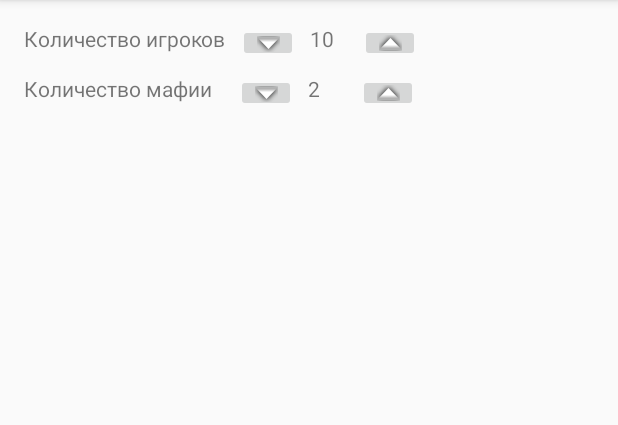
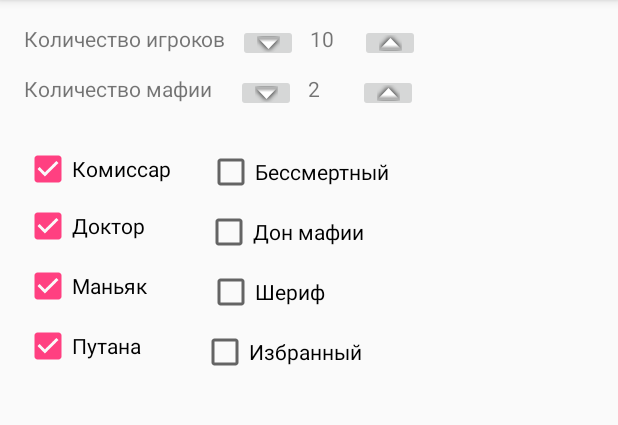
Before and after one commit to vitaliyKashuba/MafiaMaster, an Android app: the screen it shows after launch (MainActivity), on a phone screen of 412 x 824 dp, the part 84-509 px from its top. Run offline under Robolectric (Android 15) with nearby library versions, the phone set to English and light mode, and no system bars.

Commit message:
add active roles checkboxes

```diff
--- a/app/src/main/res/layout/activity_main.xml
+++ b/app/src/main/res/layout/activity_main.xml
@@ -74,10 +74,10 @@
         android:layout_height="25dp"
         android:id="@+id/mafiaCount"
         android:layout_width="25dp"
+        android:layout_marginTop="8dp"
+        app:layout_constraintTop_toBottomOf="@+id/playersCount"
         android:layout_marginStart="8dp"
-        app:layout_constraintLeft_toRightOf="@+id/buttonLessMafia"
-        app:layout_constraintTop_toBottomOf="@+id/playersCount"
-        android:layout_marginTop="8dp" />
+        app:layout_constraintLeft_toRightOf="@+id/buttonLessMafia" />
 
     <ImageButton
         android:layout_height="25dp"
@@ -90,5 +90,87 @@
         app:layout_constraintTop_toBottomOf="@+id/buttonMorePlayers"
         android:layout_marginTop="8dp" />
 
+    <CheckBox
+        android:text="Комиссар"
+        android:layout_width="wrap_content"
+        android:layout_height="28dp"
+        tools:layout_editor_absoluteX="0dp"
+        android:id="@+id/checkBoxComissar"
+        android:duplicateParentState="false"
+        android:lineSpacingExtra="8sp"
+        android:layout_marginTop="24dp"
+        app:layout_constraintTop_toBottomOf="@+id/textView6"
+        android:checked="true" />
+
+    <CheckBox
+        android:text="Шериф"
+        android:layout_width="wrap_content"
+        android:layout_height="wrap_content"
+        android:id="@+id/checkBoxSheriff"
+        app:layout_constraintTop_toBottomOf="@+id/checkBoxDon"
+        android:layout_marginTop="8dp"
+        android:layout_marginStart="40dp"
+        app:layout_constraintLeft_toRightOf="@+id/checkBoxManiac" />
+
+    <CheckBox
+        android:text="Доктор"
+        android:layout_width="wrap_content"
+        android:layout_height="wrap_content"
+        tools:layout_editor_absoluteX="0dp"
+        android:id="@+id/checkBoxDoctor"
+        android:checked="true"
+        android:layout_marginTop="8dp"
+        app:layout_constraintTop_toBottomOf="@+id/checkBoxComissar" />
+
+    <CheckBox
+        android:text="Маньяк"
+        android:layout_width="wrap_content"
+        android:layout_height="wrap_content"
+        tools:layout_editor_absoluteX="0dp"
+        android:id="@+id/checkBoxManiac"
+        android:checked="true"
+        android:layout_marginTop="8dp"
+        app:layout_constraintTop_toBottomOf="@+id/checkBoxDoctor" />
+
+    <CheckBox
+        android:text="Путана"
+        android:layout_width="wrap_content"
+        android:layout_height="wrap_content"
+        tools:layout_editor_absoluteX="3dp"
+        android:id="@+id/checkBoxWhore"
+        android:checked="true"
+        android:layout_marginTop="8dp"
+        app:layout_constraintTop_toBottomOf="@+id/checkBoxManiac" />
+
+    <CheckBox
+        android:text="Дон мафии"
+        android:layout_width="wrap_content"
+        android:layout_height="wrap_content"
+        android:id="@+id/checkBoxDon"
+        app:layout_constraintTop_toBottomOf="@+id/checkBoxImmortal"
+        android:layout_marginTop="8dp"
+        android:layout_marginStart="40dp"
+        app:layout_constraintLeft_toRightOf="@+id/checkBoxDoctor" />
+
+    <CheckBox
+        android:text="Бессмертный"
+        android:layout_width="wrap_content"
+        android:layout_height="wrap_content"
+        android:id="@+id/checkBoxImmortal"
+        android:layout_marginStart="24dp"
+        app:layout_constraintLeft_toRightOf="@+id/checkBoxComissar"
+        android:layout_marginTop="24dp"
+        app:layout_constraintTop_toBottomOf="@+id/mafiaCount" />
+
+    <CheckBox
+        android:text="Избранный"
+        android:layout_width="wrap_content"
+        android:layout_height="wrap_content"
+        android:id="@+id/checkBoxChosenOne"
+        app:layout_constraintTop_toBottomOf="@+id/checkBoxSheriff"
+        android:layout_marginTop="8dp"
+        android:layout_marginStart="40dp"
+        app:layout_constraintLeft_toRightOf="@+id/checkBoxWhore" />
+
 
 </android.support.constraint.ConstraintLayout>
```
